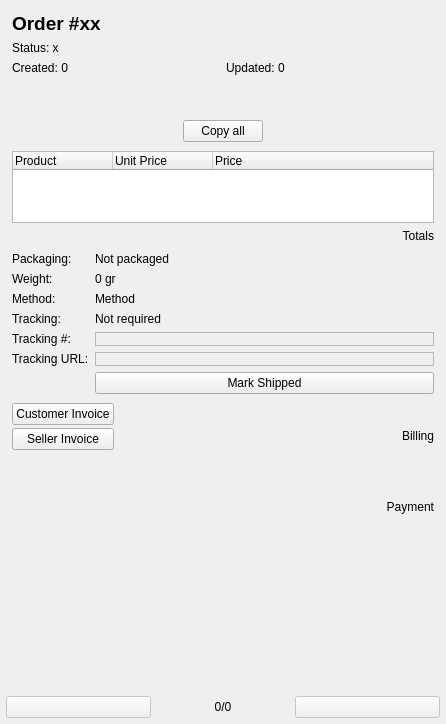
This is widgets/orderdetailswidget.ui in arturo182/lectronizer as Qt 5 draws it before an edit. The edited form follows.
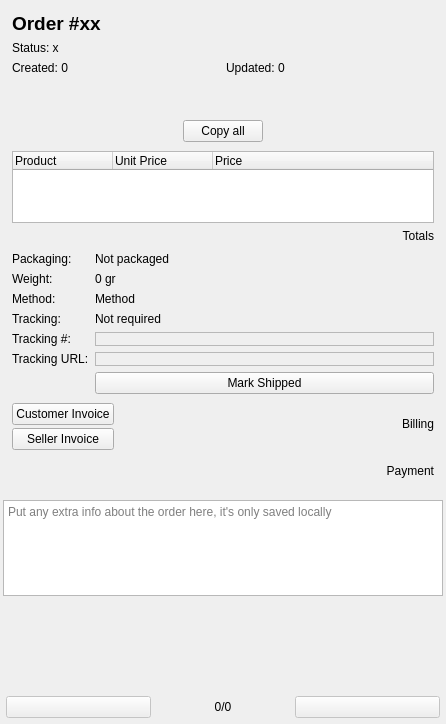
This is the edited form. Icons and pictures are not drawn. Custom widgets are drawn as their Qt base class.

Commit message:
Add Order note field
Order notes can be written and read from the Order Detail widget/window.
They are stored locally in the sqlite database, never remotely.
The user can copy the note from the Order menu/context menu.

Closes #2

The edit to the form file:
```diff
--- a/widgets/orderdetailswidget.ui
+++ b/widgets/orderdetailswidget.ui
@@ -593,6 +593,23 @@
      </layout>
     </widget>
    </item>
+   <item>
+    <widget class="CollapsibleWidgetHeader" name="notesHeader" native="true">
+     <property name="title" stdset="0">
+      <string>Notes:</string>
+     </property>
+    </widget>
+   </item>
+   <item>
+    <widget class="QPlainTextEdit" name="noteTextEdit">
+     <property name="sizeAdjustPolicy">
+      <enum>QAbstractScrollArea::AdjustToContents</enum>
+     </property>
+     <property name="placeholderText">
+      <string>Put any extra info about the order here, it's only saved locally</string>
+     </property>
+    </widget>
+   </item>
    <item>
     <spacer name="verticalSpacer">
      <property name="orientation">
```
The commit also changes 8 other files.
